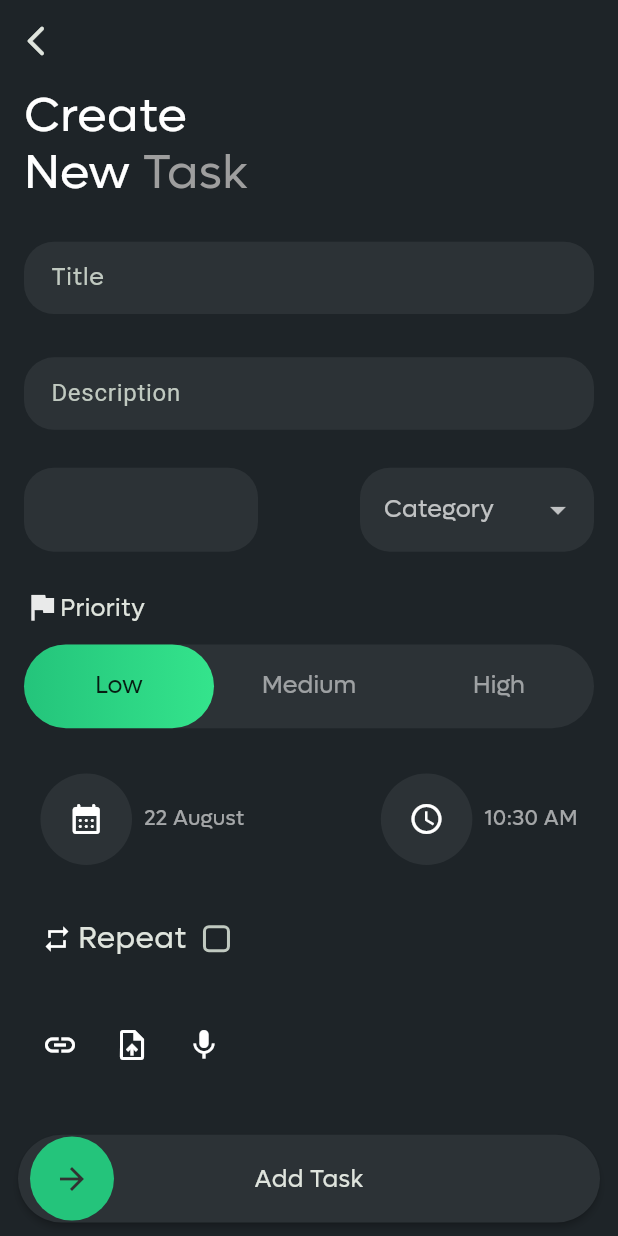
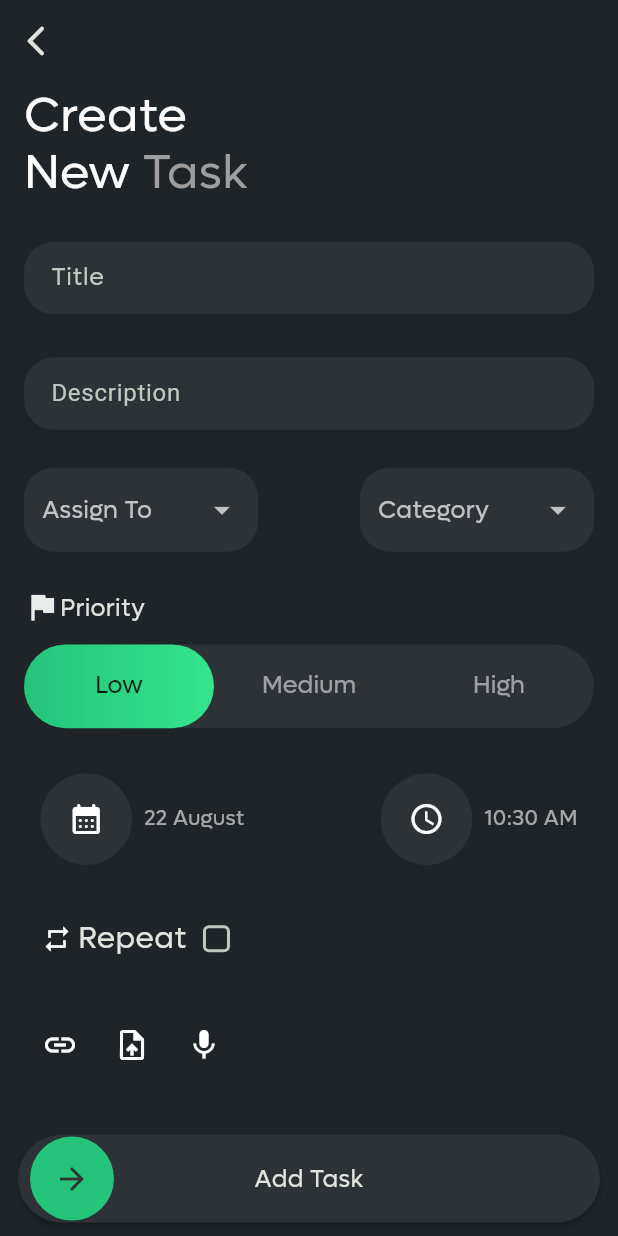
Before and after one commit to ZaynMeledath/turningpoint_tms, a Flutter app: the AssignTaskScreen screen opened directly, on a phone screen of 412 x 824 dp. Run offline on Flutter 3.47's test engine with Material 3 defaults, Android fonts, the phone set to English and light mode, and no system bars; drawn by our look-alikes of flutter_animate, slide_to_act; our stand-ins replace animated_bottom_navigation_bar, firebase_core, firebase_messaging, flutter_screenutil, flutter_spinkit, get and 4 more; accounts and stored records are empty.

Commit message:
Assign To drop down in assign tasks screen completed

```diff
--- a/lib/controller/tasks_controller.dart
+++ b/lib/controller/tasks_controller.dart
@@ -11,10 +11,10 @@ class TasksController extends GetxController {
   Rxn<List<TaskModel>?> delegatedTasksListObs = Rxn<List<TaskModel>>();
 
   //Email is the key and Name is the value
-  Rxn<Map<String, String>> assignToList = Rxn<Map<String, String>>();
+  RxMap<String, String> assignToList = RxMap<String, String>();
   // Rxn<List<AllUsersModel>> categoryList = Rxn<List<AllUsersModel>>();
 
-  Rxn<List<AllUsersModel>> assignToSearchList = Rxn<List<AllUsersModel>>();
+  RxList<AllUsersModel> assignToSearchList = RxList<AllUsersModel>();
   // Rxn<List<CategoryModel>> categorySearchList = Rxn<List<AllUsersModel>>();
 
   Rxn<List<TaskModel>?> pendingTaskList = Rxn<List<TaskModel>>();
@@ -238,18 +238,14 @@ class TasksController extends GetxController {
     required String name,
     required String email,
   }) {
-    if (assignToList.value != null) {
-      assignToList.value?.addAll({email: name});
-    } else {
-      assignToList.value = {email: name};
-    }
+    assignToList.addAll({email: name});
   }
 
 //====================Delete user from AssignToList====================//
   void removeFromAssignToList({
     required String email,
   }) {
-    assignToList.value?.remove(email);
+    assignToList.remove(email);
   }
 
 //====================Get All Users Performance====================//
--- a/lib/view/task_management/assign_task/assign_task_screen.dart
+++ b/lib/view/task_management/assign_task/assign_task_screen.dart
@@ -1,5 +1,4 @@
 import 'package:flutter/material.dart';
-import 'package:flutter/widgets.dart';
 import 'package:flutter_animate/flutter_animate.dart';
 import 'package:flutter_screenutil/flutter_screenutil.dart';
 import 'package:get/get.dart';
@@ -11,7 +10,6 @@ import 'package:turning_point_tasks_app/constants/tasks_management_constants.dar
 import 'package:turning_point_tasks_app/controller/filter_controller.dart';
 import 'package:turning_point_tasks_app/controller/tasks_controller.dart';
 import 'package:turning_point_tasks_app/controller/user_controller.dart';
-import 'package:turning_point_tasks_app/model/all_users_model.dart';
 import 'package:turning_point_tasks_app/utils/widgets/my_app_bar.dart';
 import 'package:turning_point_tasks_app/utils/widgets/name_letter_avatar.dart';
 import 'package:turning_point_tasks_app/view/login/login_screen.dart';
@@ -44,6 +42,7 @@ class _AssignTaskScreenState extends State<AssignTaskScreen>
   late final TextEditingController descriptionController;
   late final TextEditingController assignToSearchController;
   late final TextEditingController categorySearchController;
+  final filterController = FilterController();
   final tasksController = TasksController();
 
   @override
@@ -133,6 +132,7 @@ class _AssignTaskScreenState extends State<AssignTaskScreen>
                 SizedBox(height: 28.h),
                 assignToAndCategorySegment(
                   tasksController: tasksController,
+                  filterController: filterController,
                   assignToSearchController: assignToSearchController,
                   categorySearchController: categorySearchController,
                 ).animate().slideY(
--- a/lib/view/task_management/assign_task/segments/assign_to_and_category_segment.dart
+++ b/lib/view/task_management/assign_task/segments/assign_to_and_category_segment.dart
@@ -2,20 +2,19 @@ part of '../assign_task_screen.dart';
 
 Widget assignToAndCategorySegment({
   required TasksController tasksController,
+  required FilterController filterController,
   required TextEditingController assignToSearchController,
   required TextEditingController categorySearchController,
 }) {
-  final userController = Get.put(UserController());
-  var allUsersModelList = <AllUsersModel>[];
-  if (userController.myTeamList.value != null) {
-    allUsersModelList = userController.myTeamList.value!;
-  }
   return Row(
     mainAxisAlignment: MainAxisAlignment.spaceBetween,
     children: [
+//====================Assign To DropDown====================//
       InkWell(
         borderRadius: BorderRadius.circular(20),
         onTap: () => showAssignToDialog(
+          tasksController: tasksController,
+          filterController: filterController,
           assignToSearchController: assignToSearchController,
         ),
         child: Container(
@@ -25,56 +24,112 @@ Widget assignToAndCategorySegment({
             color: AppColor.textFieldColor,
             borderRadius: BorderRadius.circular(20),
           ),
+          child: Obx(
+            () {
+              final assignToList = tasksController.assignToList;
+              if (assignToList.isNotEmpty) {
+                return ListView.builder(
+                  scrollDirection: Axis.horizontal,
+                  itemCount: assignToList.length,
+                  itemBuilder: (context, index) {
+                    return Padding(
+                      padding: EdgeInsets.only(
+                        left: index == 0 ? 8.w : 0,
+                        right: 8.w,
+                      ),
+                      child: nameLetterAvatar(
+                        name: assignToList.values.elementAt(index),
+                        circleDiameter: 30.w,
+                      ),
+                    );
+                  },
+                );
+              } else {
+                return Padding(
+                  padding: EdgeInsets.symmetric(horizontal: 12.w),
+                  child: Row(
+                    mainAxisAlignment: MainAxisAlignment.spaceBetween,
+                    children: [
+                      Text(
+                        'Assign To',
+                        style: TextStyle(
+                          fontSize: 16.sp,
+                          color: Colors.white70,
                         ),
                       ),
-      SizedBox(
-        width: 156.w,
-        child: DropdownButtonFormField(
-          elevation: 2,
-          isExpanded: true,
-          hint: Text(
+                      Icon(
+                        Icons.arrow_drop_down,
+                        color: Colors.white70,
+                        size: 24.w,
+                      ),
+                    ],
+                  ),
+                );
+              }
+            },
+          ),
+        ),
+      ),
+
+//====================Category DropDown====================//
+      InkWell(
+        borderRadius: BorderRadius.circular(20),
+        onTap: () => showAssignToDialog(
+          tasksController: tasksController,
+          filterController: filterController,
+          assignToSearchController: assignToSearchController,
+        ),
+        child: Container(
+          width: 156,
+          height: 56,
+          decoration: BoxDecoration(
+            color: AppColor.textFieldColor,
+            borderRadius: BorderRadius.circular(20),
+          ),
+          child: Obx(
+            () {
+              final assignToList = tasksController.assignToList;
+              if (assignToList.isNotEmpty) {
+                return ListView.builder(
+                  scrollDirection: Axis.horizontal,
+                  itemCount: assignToList.length,
+                  itemBuilder: (context, index) {
+                    return Padding(
+                      padding: EdgeInsets.only(
+                        left: index == 0 ? 8.w : 0,
+                        right: 8.w,
+                      ),
+                      child: nameLetterAvatar(
+                        name: assignToList.values.elementAt(index),
+                        circleDiameter: 30.w,
+                      ),
+                    );
+                  },
+                );
+              } else {
+                return Padding(
+                  padding: EdgeInsets.symmetric(horizontal: 12.w),
+                  child: Row(
+                    mainAxisAlignment: MainAxisAlignment.spaceBetween,
+                    children: [
+                      Text(
                         'Category',
                         style: TextStyle(
                           fontSize: 16.sp,
                           color: Colors.white70,
                         ),
                       ),
-          value: tasksController.taskRepeatFrequency.value,
-          borderRadius: BorderRadius.circular(20),
-          decoration: InputDecoration(
-            filled: true,
-            fillColor: AppColor.textFieldColor,
-            border: OutlineInputBorder(
-              borderRadius: BorderRadius.circular(20),
-            ),
-            enabledBorder: OutlineInputBorder(
-              borderRadius: BorderRadius.circular(20),
-              borderSide: const BorderSide(
-                color: Colors.transparent,
-              ),
-            ),
-            focusedBorder: OutlineInputBorder(
-              borderRadius: BorderRadius.circular(20),
-              borderSide: const BorderSide(
-                color: Colors.transparent,
-              ),
-            ),
-          ),
-          items: [
-            for (int i = 0; i < categoriesList.length; i++)
-              DropdownMenuItem(
-                value: categoriesList[i],
-                child: Text(
-                  categoriesList[i].toString(),
-                  style: TextStyle(
-                    fontSize: 16.sp,
-                  ),
-                ),
+                      Icon(
+                        Icons.arrow_drop_down,
+                        color: Colors.white70,
+                        size: 24.w,
                       ),
                     ],
-          onChanged: (value) {
-            // tasksController.category.value = value.toString();
+                  ),
+                );
+              }
             },
+          ),
         ),
       ),
     ],
```
Also changed, not shown: lib/view/task_management/assign_task/dialogs/show_assign_to_dialog.dart (+52 -27 lines). Lines whose indentation alone changed are shown as unchanged.
